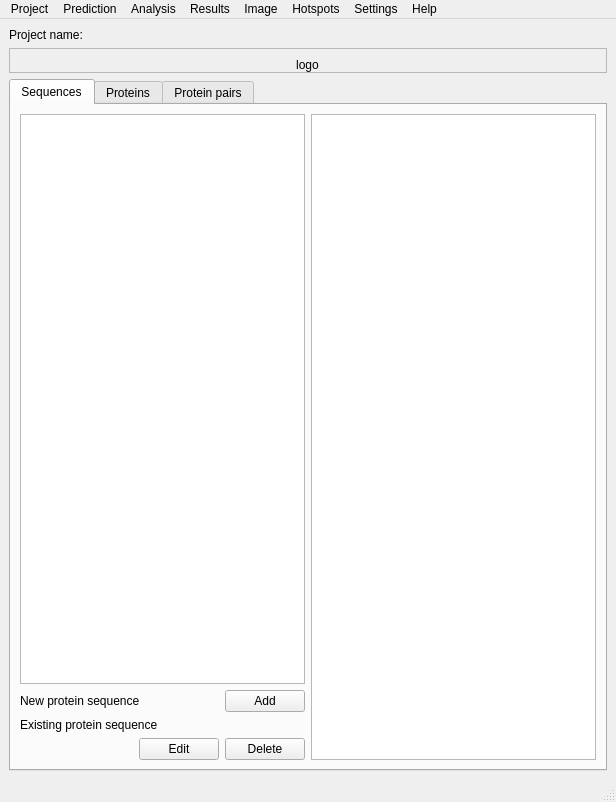
First picture: the form in pyssa/gui/ui/forms/main_view.ui, repository urban233/PySSA, before the edit.
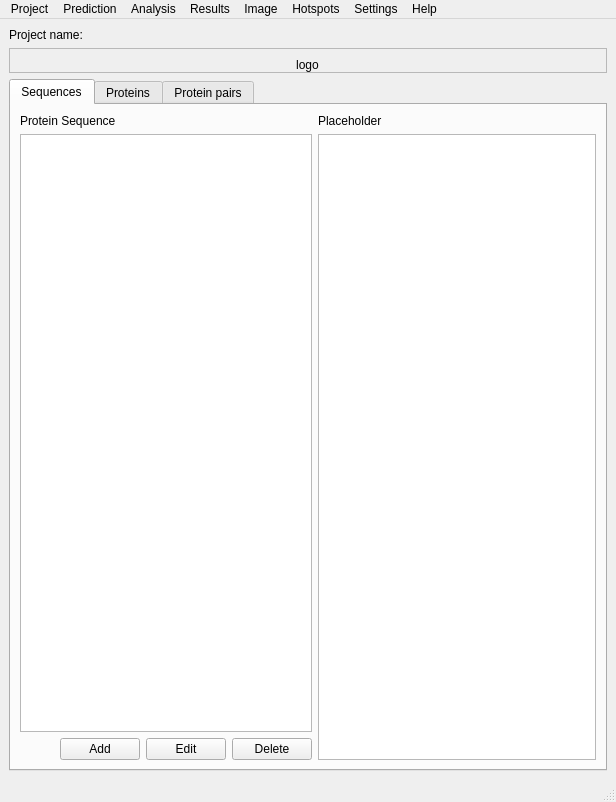
Second picture: the form after the edit. The open tabs and pages were chosen to show the change.

Commit message: add: help button to distance_analysis_view.py

The edit to the form file:
```diff
--- a/pyssa/gui/ui/forms/main_view.ui
+++ b/pyssa/gui/ui/forms/main_view.ui
@@ -71,49 +71,18 @@
        <layout class="QHBoxLayout" name="horizontalLayout_2">
         <item>
          <layout class="QVBoxLayout" name="verticalLayout_5">
+          <item>
+           <widget class="QLabel" name="label">
+            <property name="text">
+             <string>Protein Sequence</string>
+            </property>
+           </widget>
+          </item>
           <item>
            <widget class="QListView" name="seqs_list_view"/>
           </item>
-          <item>
-           <layout class="QHBoxLayout" name="horizontalLayout_3">
-            <item>
-             <widget class="QLabel" name="label">
-              <property name="text">
-               <string>New protein sequence</string>
-              </property>
-             </widget>
-            </item>
-            <item>
-             <spacer name="horizontalSpacer">
-              <property name="orientation">
-               <enum>Qt::Horizontal</enum>
-              </property>
-              <property name="sizeHint" stdset="0">
-               <size>
-                <width>40</width>
-                <height>20</height>
-               </size>
-              </property>
-             </spacer>
-            </item>
-            <item>
-             <widget class="QPushButton" name="pushButton">
-              <property name="text">
-               <string>Add</string>
-              </property>
-             </widget>
-            </item>
-           </layout>
-          </item>
           <item>
            <layout class="QVBoxLayout" name="verticalLayout_2">
-            <item>
-             <widget class="QLabel" name="label_2">
-              <property name="text">
-               <string>Existing protein sequence</string>
-              </property>
-             </widget>
-            </item>
             <item>
              <layout class="QHBoxLayout" name="horizontalLayout">
               <item>
@@ -129,6 +98,13 @@
                 </property>
                </spacer>
               </item>
+              <item>
+               <widget class="QPushButton" name="pushButton">
+                <property name="text">
+                 <string>Add</string>
+                </property>
+               </widget>
+              </item>
               <item>
                <widget class="QPushButton" name="pushButton_3">
                 <property name="text">
@@ -150,7 +126,18 @@
          </layout>
         </item>
         <item>
-         <widget class="QTableWidget" name="seqs_table_widget"/>
+         <layout class="QVBoxLayout" name="verticalLayout_11">
+          <item>
+           <widget class="QLabel" name="label_2">
+            <property name="text">
+             <string>Placeholder</string>
+            </property>
+           </widget>
+          </item>
+          <item>
+           <widget class="QTableWidget" name="seqs_table_widget"/>
+          </item>
+         </layout>
         </item>
        </layout>
       </widget>
```
Left out of the diff: 18 changed lines with no effect on the pictures. The commit also changes 4 other files.
